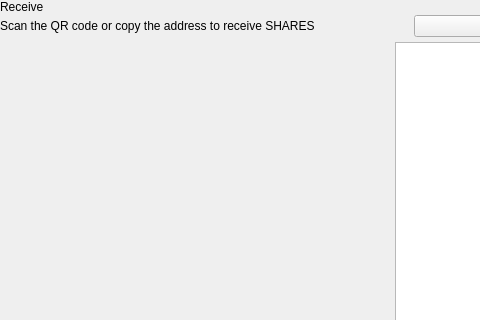
Qt form src/qt/pivx/forms/receivewidget.ui (AltcoinBaggins/lil) before a commit; both pictures show x 0 to 480 and y 0 to 320 of the 629 by 629 pixel window.
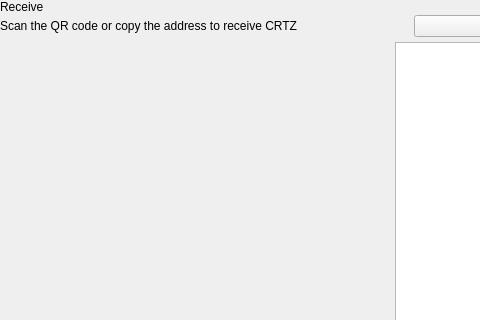
The same form after that commit. Custom widgets are drawn as their Qt base class.

What changed in the file:
```diff
--- a/src/qt/pivx/forms/receivewidget.ui
+++ b/src/qt/pivx/forms/receivewidget.ui
@@ -78,7 +78,7 @@
             <item alignment="Qt::AlignTop">
              <widget class="QLabel" name="labelSubtitle1">
               <property name="text">
-               <string>Scan the QR code or copy the address to receive SHARES</string>
+               <string>Scan the QR code or copy the address to receive CRTZ</string>
               </property>
              </widget>
             </item>
```
